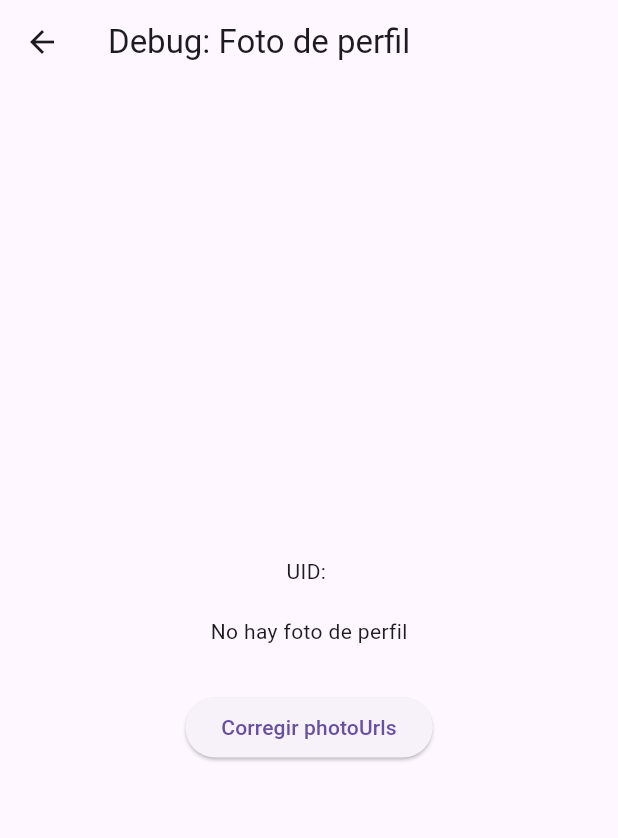
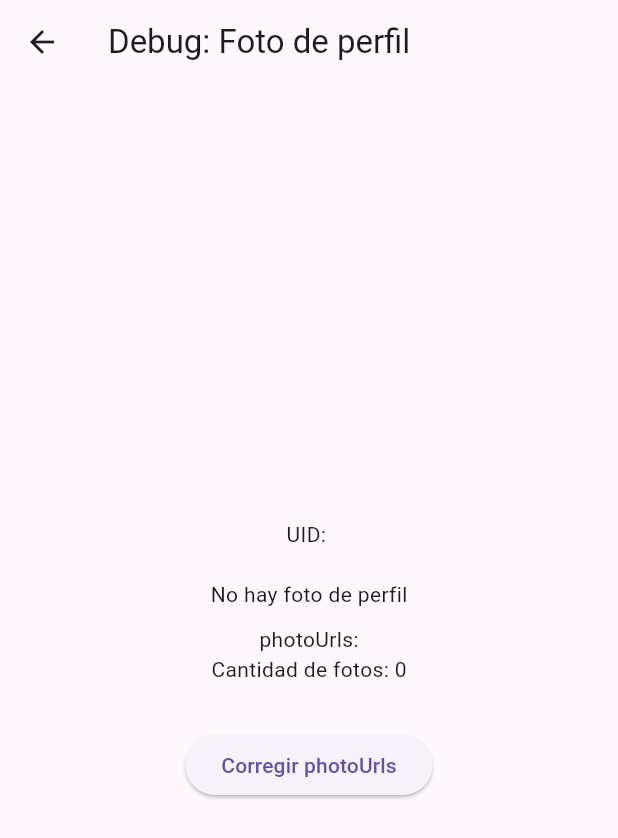
Before and after one commit to JuliLaterza/juvuit_flutter, a Flutter app: the DebugScreen screen opened directly, on a phone screen of 412 x 824 dp. Shown: the top 838 px of the screen. Run offline on Flutter 3.47's test engine with Material 3 defaults, Android fonts, the phone set to English and light mode, and no system bars; our stand-ins replace card_swiper, carousel_slider, cloud_firestore, firebase_auth, firebase_core, font_awesome_flutter and 1 more; accounts and stored records are empty.

Commit message:
upd debutscreen

```diff
--- a/lib/features/testing/screens/debug_screen.dart
+++ b/lib/features/testing/screens/debug_screen.dart
@@ -53,6 +53,10 @@ class DebugScreen extends StatelessWidget {
                               fit: BoxFit.cover,
                             )
                           : const Text('No hay foto de perfil'),
+                      const SizedBox(height: 10),
+                      Text('photoUrls:'),
+                      //for (var url in photos) Text(url, textAlign: TextAlign.center),
+                      Text('Cantidad de fotos: ${photos.length}'),
                       const SizedBox(height: 30),
                       ElevatedButton(
                         onPressed: () async {
@@ -66,7 +70,7 @@ class DebugScreen extends StatelessWidget {
                     ],
                   ),
                 );
-              },
+              }
             )
           : const Center(child: Text('No hay usuario logueado')),
     );
```
